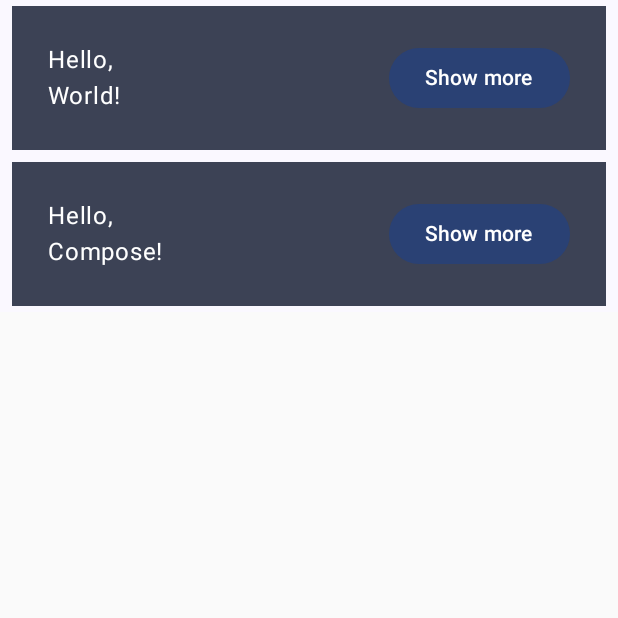
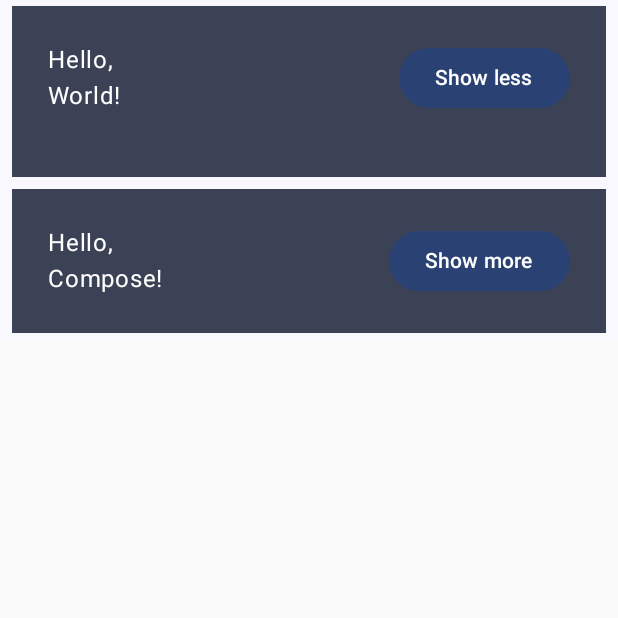
Before and after one commit to agathaappb/ComposeCodeLabs, an Android app built with Jetpack Compose: the screen it shows after launch (MainActivity), after a tap on "Show more", on a phone screen of 412 x 824 dp, the top half of it. Run offline under Robolectric (Android 15) with nearby library versions, the phone set to English and light mode, and no system bars.

Commit message:
Implementando estados
-> implementando estados
-> evento de click
-> expansão do padding e recolhendo conforme click e estado

```diff
--- a/app/src/main/java/com/example/composecodelabs/MainActivity.kt
+++ b/app/src/main/java/com/example/composecodelabs/MainActivity.kt
@@ -12,6 +12,8 @@ import androidx.compose.material3.MaterialTheme
 import androidx.compose.material3.Surface
 import androidx.compose.material3.Text
 import androidx.compose.runtime.Composable
+import androidx.compose.runtime.mutableStateOf
+import androidx.compose.runtime.remember
 import androidx.compose.ui.Modifier
 import androidx.compose.ui.tooling.preview.Preview
 import androidx.compose.ui.unit.dp
@@ -30,10 +32,13 @@ class MainActivity : ComponentActivity() {
 
 @Composable
 fun Greeting(name: String) {
+    val expanded = remember { mutableStateOf(false) }
+    val extraPadding = if(expanded.value) 18.dp else 0.dp
+
     Surface(color = MaterialTheme.colorScheme.secondary, modifier = Modifier.padding(vertical = 4.dp, horizontal = 8.dp)){
         Row(modifier = Modifier.padding(24.dp)) {
             Column(
-                modifier = Modifier.weight(1f)) {
+                modifier = Modifier.weight(1f).padding(bottom = extraPadding)) {
                 Text(
                     text = "Hello,"
                 )
@@ -41,8 +46,8 @@ fun Greeting(name: String) {
                     text = "$name!"
                 )
             }
-            Button(onClick = { /*TODO*/ }) {
-                Text(text = "Show more")
+            Button(onClick = { expanded.value = !expanded.value }) {
+                Text(if (expanded.value) "Show less" else "Show more")
 
             }
         }
```
